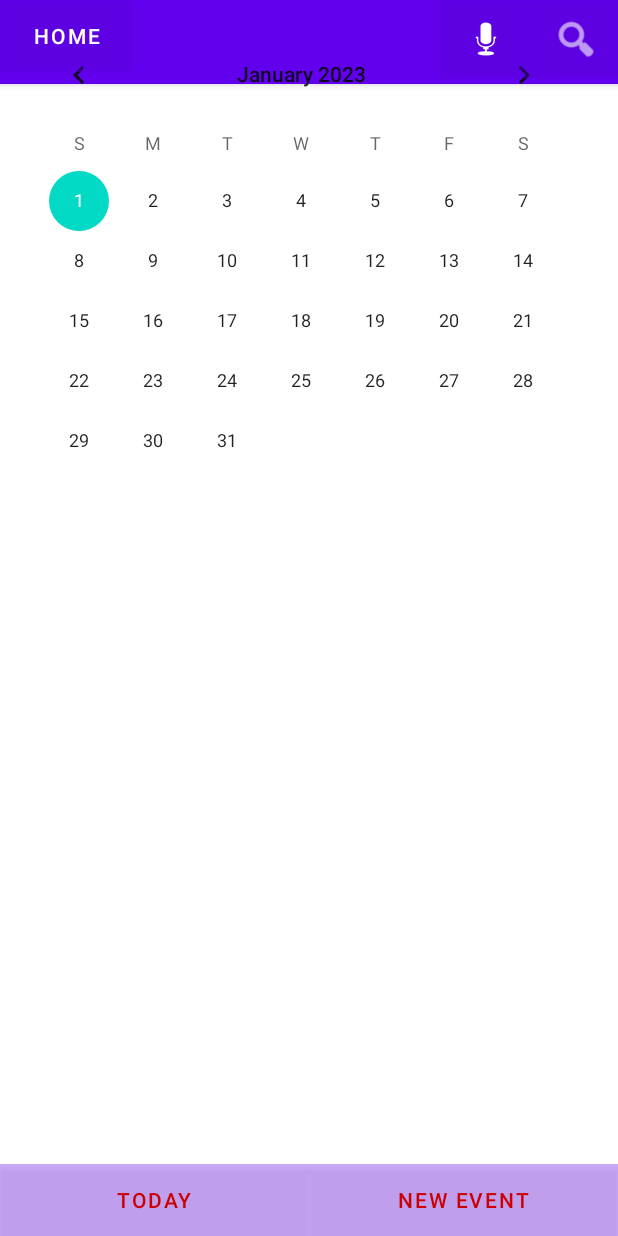
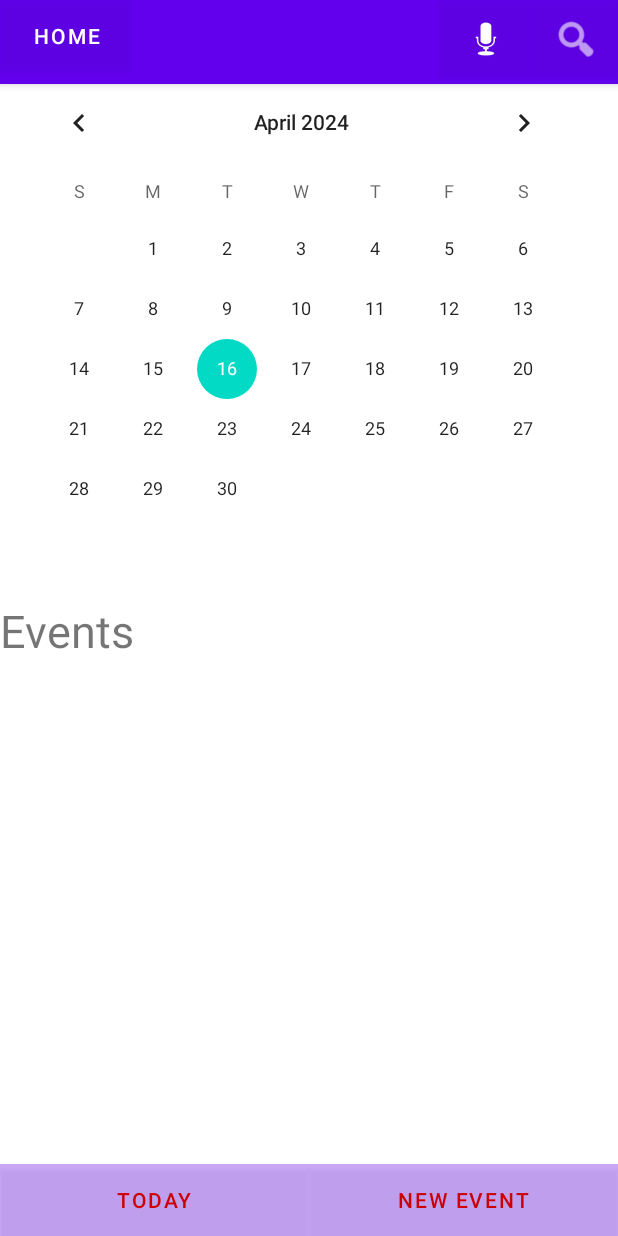
Before and after one commit to anon-spec/Calendar_App, an Android app: the screen it shows after launch (calendarActivity), on a phone screen of 412 x 824 dp. Run offline under Robolectric (Android 15) with nearby library versions, the phone set to English and light mode, and no system bars.

Commit message:
Now able to select dates in calender, type and use spinners in create events screen, fixed today button in calendarlayout.xml.

```diff
--- a/app/src/main/java/com/example/calendarapp/MainActivity.java
+++ b/app/src/main/java/com/example/calendarapp/MainActivity.java
@@ -34,6 +34,7 @@ public class MainActivity extends AppCompatActivity {
     @Override
     protected void onCreate(Bundle savedInstanceState) {
         super.onCreate(savedInstanceState);
+        setContentView(R.layout.activity_main);
 
         binding = ActivityMainBinding.inflate(getLayoutInflater());
         setContentView(binding.getRoot());
--- a/app/src/main/java/com/example/calendarapp/ui/slideshow/calendarActivity.java
+++ b/app/src/main/java/com/example/calendarapp/ui/slideshow/calendarActivity.java
@@ -1,9 +1,7 @@
 package com.example.calendarapp.ui.slideshow;
 
-import android.annotation.SuppressLint;
 import android.content.Intent;
 import android.os.Bundle;
-import android.view.MotionEvent;
 import android.view.View;
 import android.widget.CalendarView;
 import android.widget.TextView;
@@ -32,10 +30,12 @@ public class calendarActivity extends AppCompatActivity {
     TextView date_view;
     Calendar calendar;
 
+
     @Override
     protected void onCreate(Bundle savedInstanceState) {
         super.onCreate(savedInstanceState);
         setContentView(R.layout.calendarlayout);
+        Date currentTime = Calendar.getInstance().getTime();
 
         Button home = findViewById(R.id.home2);
         home.setOnClickListener(new View.OnClickListener() {
@@ -47,15 +47,16 @@ public class calendarActivity extends AppCompatActivity {
             }
         });
         calendarView = (CalendarView) findViewById(R.id.calendarContentMain);
+        calendarView.setDate(System.currentTimeMillis(), false, true);
         calendar = Calendar.getInstance();
-        setDate(1, 1, 2023);
 
-        getDate();
+
+
         calendarView.setOnDateChangeListener(new CalendarView.OnDateChangeListener(){
             @Override
             public void onSelectedDayChange(@NonNull CalendarView view, int day, int month, int year){
                 String Date = month + 1 + "-" + day + "-" + year;
-                date_view.setText(Date);
+                //date_view.setText(Date);
                 Toast.makeText(getBaseContext(), Date, Toast.LENGTH_SHORT).show();
             }
         });
@@ -72,28 +73,24 @@ public class calendarActivity extends AppCompatActivity {
             }
         });
 
-        Date currentTime = Calendar.getInstance().getTime();
+
         Button todayButton = findViewById(R.id.Today);
         todayButton.setOnClickListener(new View.OnClickListener() {
             @Override
             public void onClick(View v) { //changes to current date
-                //setDate(currentTime);
-                Intent eventScreen = new Intent(calendarActivity.this, EventActivity.class);
-                startActivity(eventScreen);
+                calendarView.setDate(System.currentTimeMillis(), false, true);
             }
         });
 
         //Text-to-speech button, creates notification indicating "Recording..."
 
         Button texttospeechButton = findViewById(R.id.Text_To_Speech);
-        texttospeechButton.setOnTouchListener(new View.OnTouchListener() {
+        texttospeechButton.setOnLongClickListener(new View.OnLongClickListener() {
             @Override
-            public boolean onTouch(View v, MotionEvent event) {
-                while (event.getAction() == MotionEvent.ACTION_DOWN){
-                    Toast.makeText(getBaseContext(), "Recording...", Toast.LENGTH_SHORT).show();
-                }
-
-                return false;
+            public boolean onLongClick(View v) {
+                Toast.makeText(getBaseContext(), "Recording...", Toast.LENGTH_SHORT).show();
+                //implement code here where user is recorded
+                return true;
             }
         });
 
--- a/app/src/main/res/layout/calendarlayout.xml
+++ b/app/src/main/res/layout/calendarlayout.xml
@@ -45,19 +45,21 @@
         android:layout_width="386dp"
         android:layout_height="346dp"
         android:layout_marginStart="8dp"
-        android:layout_marginTop="16dp"
+        android:layout_marginTop="48dp"
         app:layout_constraintStart_toStartOf="parent"
-        app:layout_constraintTop_toTopOf="parent">
-    </CalendarView>
+        app:layout_constraintTop_toBottomOf="@+id/app_bar_main"/>
 
     <TextView
         android:id="@+id/event_view"
         android:layout_width="409dp"
         android:layout_height="263dp"
-        android:layout_marginTop="368dp"
+        android:layout_marginTop="400dp"
         app:layout_constraintEnd_toEndOf="parent"
         app:layout_constraintStart_toStartOf="parent"
-        app:layout_constraintTop_toTopOf="@+id/nav_host_fragment_content_main" />
+        android:gravity="start|top"
+        android:text="@string/menu_events"
+        android:textSize="30dp"
+        app:layout_constraintTop_toBottomOf="@+id/calendarContentMain" />
 
     <Button
         android:id="@+id/Today"
--- a/app/src/main/res/layout/fragment_events.xml
+++ b/app/src/main/res/layout/fragment_events.xml
@@ -130,6 +130,7 @@
         android:layout_marginStart="25dp"
         android:background="#55000000"
         android:spinnerMode="dropdown"
+
         />
 
     <Spinner
```
Also changed, not shown: app/src/main/java/com/example/calendarapp/ui/home/EventActivity.java (+7 -7 lines).
